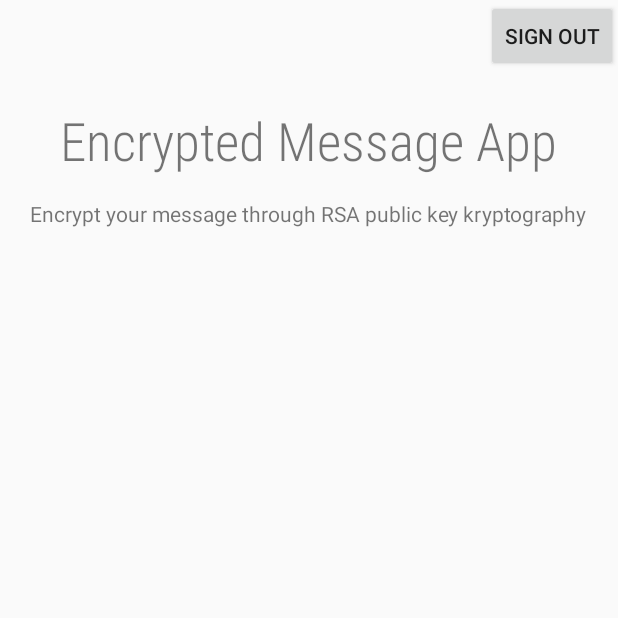
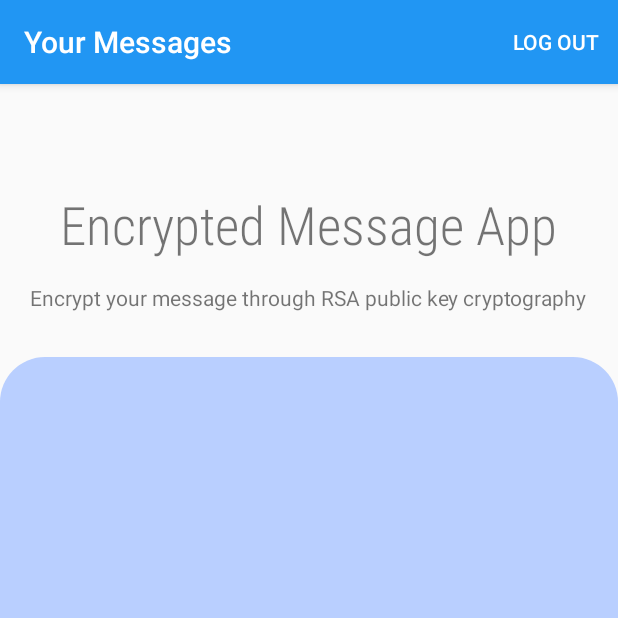
Before and after one commit to DBprod/ChatApp, an Android app: the screen it shows after launch once a user with an empty profile is signed in (MainActivity), on a phone screen of 412 x 824 dp, the top half of it. Run offline under Robolectric (Android 15) with nearby library versions, the phone set to English and light mode, and no system bars; our stand-ins replace Firebase (no records; nobody signed in at launch, a user with empty details on screens opened directly).

Commit message:
adds an ActionBar and a Menu

```diff
--- a/app/src/main/java/com/example/chatapp/MainActivity.java
+++ b/app/src/main/java/com/example/chatapp/MainActivity.java
@@ -7,6 +7,8 @@ import android.support.v7.app.AppCompatActivity;
 import android.support.v7.widget.LinearLayoutManager;
 import android.support.v7.widget.RecyclerView;
 import android.view.LayoutInflater;
+import android.view.Menu;
+import android.view.MenuItem;
 import android.view.View;
 import android.view.ViewGroup;
 import android.widget.TextView;
@@ -55,6 +57,8 @@ public class MainActivity extends AppCompatActivity {
                 }
             }
         };
+
+        getSupportActionBar().setTitle("Your Messages");
     }
 
     @Override
@@ -68,11 +72,13 @@ public class MainActivity extends AppCompatActivity {
             protected void onBindViewHolder(@NonNull PeopleHolder holder, int position, @NonNull People model) {
                 holder.setUsername(model.getName());
                 final String uid = model.getUid();
+                final String receiverName = model.getName();
                 holder.mView.setOnClickListener(new View.OnClickListener() {
                     @Override
                     public void onClick(View v) {
                         Intent viewMessagesIntent = new Intent(MainActivity.this, MessageActivity.class);
                         viewMessagesIntent.putExtra("uid", uid);
+                        viewMessagesIntent.putExtra("receiverName", receiverName);
                         startActivity(viewMessagesIntent);
                     }
                 });
@@ -112,9 +118,25 @@ public class MainActivity extends AppCompatActivity {
         }
     }
 
-    public void signOutBtnClicked(View view){
-        mAuth.signOut();
+    // create an action bar button
+    @Override
+    public boolean onCreateOptionsMenu(Menu menu) {
+        getMenuInflater().inflate(R.menu.mymenu, menu);
+        return super.onCreateOptionsMenu(menu);
+    }
+
+    // handle button activities
+    @Override
+    public boolean onOptionsItemSelected(MenuItem item) {
+        int id = item.getItemId();
+
+        if (id == R.id.logoutBtn) {
+            mAuth.signOut();
+        }
+        return super.onOptionsItemSelected(item);
     }
 
 
+
+
 }
--- a/app/src/main/res/drawable/contact_list_shape.xml
+++ b/app/src/main/res/drawable/contact_list_shape.xml
@@ -1,9 +1,8 @@
 <?xml version="1.0" encoding="utf-8"?>
 <shape xmlns:android="http://schemas.android.com/apk/res/android">
-    <stroke
-        android:width="1dp"
-        />
 
-    <solid android:color="#FDFDFD"/>
-    <corners android:radius="10dp"/>
+    <solid android:color="#B9CFFF"/>
+    <corners android:topRightRadius="30dp"
+        android:topLeftRadius="30dp"/>
+
 </shape>
--- a/app/src/main/res/layout/activity_main.xml
+++ b/app/src/main/res/layout/activity_main.xml
@@ -6,14 +6,6 @@
     android:layout_width="match_parent"
     android:layout_height="match_parent"
    >
-
-    <Button
-        android:layout_width="wrap_content"
-        android:layout_height="wrap_content"
-        android:text="Sign Out"
-        android:layout_alignParentRight="true"
-        android:onClick="signOutBtnClicked"
-        />
 
     <TextView
         android:id="@+id/pageTitle"
@@ -34,11 +26,12 @@
         android:layout_below="@+id/pageTitle"
         android:layout_centerHorizontal="true"
         android:layout_marginBottom="30dp"
-        android:text="Encrypt your message through RSA public key kryptography"
+        android:text="Encrypt your message through RSA public key cryptography"
         android:textAlignment="center"/>
 
     <android.support.v7.widget.RecyclerView
         android:layout_below="@+id/appDescription"
+        android:background="@drawable/contact_list_shape"
         android:id="@+id/contactRec"
         android:layout_width="match_parent"
         android:layout_height="match_parent"
--- /dev/null
+++ b/app/src/main/res/menu/mymenu.xml
@@ -0,0 +1,10 @@
+<?xml version="1.0" encoding="utf-8"?>
+<menu xmlns:android="http://schemas.android.com/apk/res/android"
+      xmlns:app="http://schemas.android.com/apk/res-auto">
+    <item
+        android:id="@+id/logoutBtn"
+        android:title="Log Out"
+        app:showAsAction="always"
+
+        />
+</menu>
--- a/app/src/main/res/values/colors.xml
+++ b/app/src/main/res/values/colors.xml
@@ -1,6 +1,6 @@
 <?xml version="1.0" encoding="utf-8"?>
 <resources>
-    <color name="colorPrimary">#008577</color>
-    <color name="colorPrimaryDark">#00574B</color>
-    <color name="colorAccent">#D81B60</color>
+    <color name="colorPrimary">#2196F3</color>
+    <color name="colorPrimaryDark">#2196F3</color>
+    <color name="colorAccent">#00BCD4</color>
 </resources>
--- a/app/src/main/res/values/styles.xml
+++ b/app/src/main/res/values/styles.xml
@@ -1,7 +1,7 @@
 <resources>
 
     <!-- Base application theme. -->
-    <style name="AppTheme" parent="Theme.AppCompat.Light.NoActionBar">
+    <style name="AppTheme" parent="Theme.AppCompat.Light.DarkActionBar">
         <!-- Customize your theme here. -->
         <item name="colorPrimary">@color/colorPrimary</item>
         <item name="colorPrimaryDark">@color/colorPrimaryDark</item>
```
Also changed, not shown: app/src/main/java/com/example/chatapp/MessageActivity.java (+23 -5 lines), app/src/main/res/drawable/contact_list_item.xml (added, +8 -0 lines), app/src/main/res/layout/activity_message.xml (+0 -8 lines), app/src/main/res/layout/single_contact.xml (+8 -7 lines).
